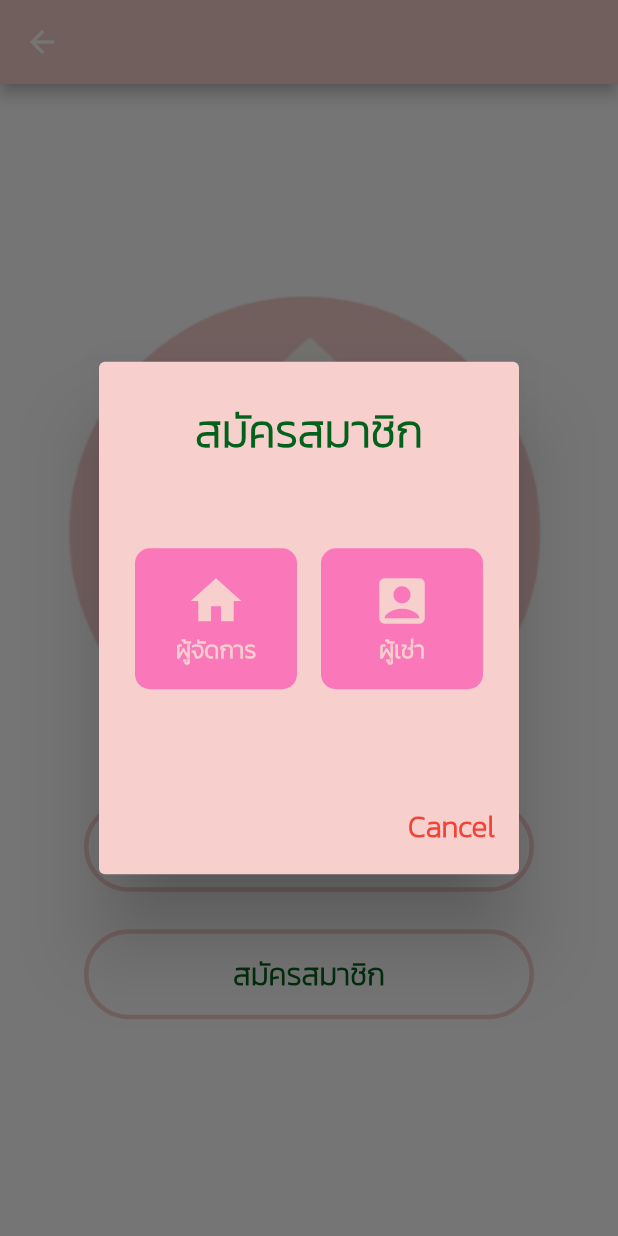
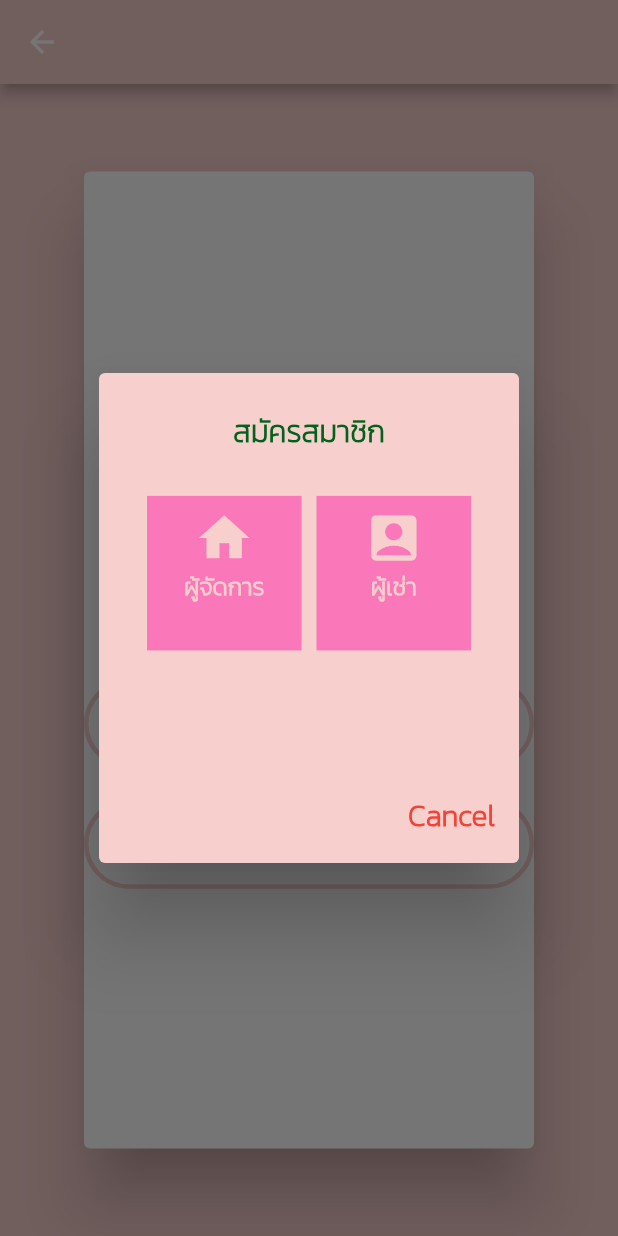
Before and after one commit to pathaphi43/Project2-Front-End, a Flutter app: the PreLogin screen opened by its route, after a tap on "สมัครสมาชิก", on a phone screen of 412 x 824 dp. Run offline on Flutter 3.47's test engine with Material 2 defaults, Android fonts, the phone set to English and light mode, and no system bars; our stand-ins replace anim_search_bar, buttons_tabbar, carousel_slider, file_picker, flutter_datetime_picker, flutter_easyloading and 9 more; missing offline and left inert: bloc_provider, condition, dart:ffi, flutter_thailand_provinces, map_pin_picker; accounts and stored records are empty; network calls fail; statements that could not run were skipped.

Commit message:
edit prelogin

```diff
--- a/lib/pages/prelogin.dart
+++ b/lib/pages/prelogin.dart
@@ -12,19 +12,37 @@ class PreLogin extends StatefulWidget {
 class _PreLoginState extends State<PreLogin> {
   @override
   Widget build(BuildContext context) {
+    final mqHeight = MediaQuery.of(context).size.height;
+
     return Scaffold(
       appBar: AppBar(
         backgroundColor: Color.fromRGBO(247, 207, 205, 1),
       ),
       body: Container(
-        decoration: new BoxDecoration(color: Colors.white),
+        decoration: new BoxDecoration(
+          color: Color.fromRGBO(247, 207, 205, 1.0),
+        ),
         child: Center(
           child: SingleChildScrollView(
+            child: Container(
+                height: mqHeight * 0.8,
+                child: Card(
+                  elevation: 20,
+                  child: Column(
+                    mainAxisAlignment: MainAxisAlignment.center,
+                    children: [
+                      Image.asset(
+                        'img/biglogo.png',
+                        width: 300,
+                        height: 150,
+                      ),
+                      SizedBox(
+                        height: 20,
+                      ),
+                      Container(
                         child: Column(
                           children: [
-                Image.asset('img/biglogo.png'),
-                new Padding(
-                  child: new FlatButton(
+                            FlatButton(
                               minWidth: 300.0,
                               height: 60.0,
                               onPressed: () {
@@ -44,130 +62,156 @@ class _PreLoginState extends State<PreLogin> {
                                       width: 3.0,
                                       color: Color.fromRGBO(247, 207, 205, 1))),
                             ),
-                  padding: const EdgeInsets.all(20.0),
+                            SizedBox(
+                              height: 20,
                             ),
-                new Padding(
-                  child: new FlatButton(
+                            FlatButton(
                               minWidth: 300.0,
                               height: 60.0,
-                    onPressed: () => showDialog(context: context,
-                        builder: (BuildContext context) => AlertDialog(
-                          backgroundColor: Color.fromRGBO(247, 207, 205, 1.0),
-                          title:  Center(
-                            child: Text("สมัครสมาชิก",
+                              onPressed: () => showDialog(
+                                  context: context,
+                                  builder: (BuildContext context) =>
+                                      AlertDialog(
+                                        backgroundColor:
+                                            Color.fromRGBO(247, 207, 205, 1.0),
+                                        title: Center(
+                                          child: Text(
+                                            "สมัครสมาชิก",
                                             style: TextStyle(
-                              color: Color.fromRGBO(2, 97, 26, 1),
-                              fontSize: 30,
+                                              color:
+                                                  Color.fromRGBO(2, 97, 26, 1),
+                                              fontSize: 20,
                                               fontWeight: FontWeight.bold,
                                               fontFamily: 'Kanit',
-                            ),),
                                             ),
-                          content:Container(
-                            height: MediaQuery.of(context).size.height *0.20,
+                                          ),
+                                        ),
+                                        content: Container(
+                                          alignment: Alignment.center,
+                                          height: MediaQuery.of(context)
+                                                  .size
+                                                  .height *
+                                              0.20,
+                                          width: MediaQuery.of(context)
+                                                  .size
+                                                  .width *
+                                              0.20,
+                                          child: GridView.count(
+                                              primary: false,
+                                              padding: const EdgeInsets.all(8),
+                                              crossAxisSpacing: 10,
+                                              mainAxisSpacing: 10,
+                                              crossAxisCount: 2,
+                                              children: [
+                                                GestureDetector(
+                                                  onTap: () => {
+                                                    Navigator.pushNamed(context,
+                                                        '/Regmanager-page',
+                                                        arguments: null)
+                                                  },
+                                                  child: Container(
+                                                    padding:
+                                                        const EdgeInsets.all(8),
+                                                    child: Container(
+                                                      alignment:
+                                                          Alignment.center,
                                                       child: Column(
-                              crossAxisAlignment: CrossAxisAlignment.center,
-                              mainAxisAlignment: MainAxisAlignment.center,
-                              children: <Widget>[
-                                Row(
-                                  mainAxisAlignment: MainAxisAlignment.spaceBetween,
                                                         children: [
-                                    TextButton(
-                                        child:   FlatButton(
-                                          onPressed: () => {
-                                            Navigator.pushNamed(context, '/Regmanager-page',arguments: null)
-                                          },
-                                          color: Color.fromRGBO(250, 120, 186, 1),
-                                          padding: EdgeInsets.all(5.0),
-                                          child: Column( // Replace with a Row for horizontal icon + text
-                                            children: <Widget>[
-                                              Icon(Icons.home,
-                                                color: Color.fromRGBO(247, 207, 205, 1.0),
+                                                          Icon(
+                                                            Icons.home,
+                                                            color:
+                                                                Color.fromRGBO(
+                                                                    247,
+                                                                    207,
+                                                                    205,
+                                                                    1.0),
                                                             size: 40,
                                                           ),
                                                           Text("ผู้จัดการ",
                                                               style: TextStyle(
-                                                    color: Color.fromRGBO(247, 207, 205, 1.0),
+                                                                color: Color
+                                                                    .fromRGBO(
+                                                                        247,
+                                                                        207,
+                                                                        205,
+                                                                        1.0),
                                                                 fontSize: 16,
-                                                    fontWeight: FontWeight.bold,
-                                                    fontFamily: 'Kanit',)
-                                              ),
+                                                                fontWeight:
+                                                                    FontWeight
+                                                                        .bold,
+                                                                fontFamily:
+                                                                    'Kanit',
+                                                              )),
                                                         ],
                                                       ),
                                                     ),
-                                        style: ButtonStyle(
-                                            padding: MaterialStateProperty.all<EdgeInsets>(
-                                                EdgeInsets.all(10)),
-                                            foregroundColor: MaterialStateProperty.all<Color>(
-                                                Color.fromRGBO(250, 120, 186, 1)),
-                                            backgroundColor: MaterialStateProperty.all<Color>(
-                                                Color.fromRGBO(250, 120, 186, 1)),
-                                            shape: MaterialStateProperty.all<
-                                                RoundedRectangleBorder>(
-                                              RoundedRectangleBorder(
-                                                borderRadius: BorderRadius.circular(10.0),
+                                                    color: Color.fromRGBO(
+                                                        250, 120, 186, 1),
                                                   ),
-                                            )
-                                        )
                                                 ),
-
-                                    TextButton(
-                                      child:   FlatButton(
-                                        onPressed: () => {
-                                          Navigator.pushNamed(context, '/Register-page',arguments: null)
+                                                GestureDetector(
+                                                  onTap: () => {
+                                                    Navigator.pushNamed(context,
+                                                        '/Register-page',
+                                                        arguments: null)
                                                   },
-                                        color: Color.fromRGBO(250, 120, 186, 1),
-                                        padding: EdgeInsets.all(5.0),
-                                        child: Column( // Replace with a Row for horizontal icon + text
-                                          children: <Widget>[
-                                            Icon(Icons.account_box,
-                                              color: Color.fromRGBO(247, 207, 205, 1.0),
+                                                  child: Container(
+                                                    padding:
+                                                        const EdgeInsets.all(8),
+                                                    child: Container(
+                                                      alignment:
+                                                          Alignment.center,
+                                                      child: Column(
+                                                        children: [
+                                                          Icon(
+                                                            Icons.account_box,
+                                                            color:
+                                                                Color.fromRGBO(
+                                                                    247,
+                                                                    207,
+                                                                    205,
+                                                                    1.0),
                                                             size: 40,
                                                           ),
                                                           Text("ผู้เช่า",
                                                               style: TextStyle(
-                                                  color: Color.fromRGBO(247, 207, 205, 1.0),
+                                                                color: Color
+                                                                    .fromRGBO(
+                                                                        247,
+                                                                        207,
+                                                                        205,
+                                                                        1.0),
                                                                 fontSize: 16,
-                                                  fontWeight: FontWeight.bold,
-                                                  fontFamily: 'Kanit',)
-                                            ),
+                                                                fontWeight:
+                                                                    FontWeight
+                                                                        .bold,
+                                                                fontFamily:
+                                                                    'Kanit',
+                                                              )),
                                                         ],
                                                       ),
                                                     ),
-                                        style: ButtonStyle(
-                                            padding: MaterialStateProperty.all<EdgeInsets>(
-                                                EdgeInsets.all(10)),
-                                            foregroundColor: MaterialStateProperty.all<Color>(
-                                                Color.fromRGBO(250, 120, 186, 1)),
-                                            backgroundColor: MaterialStateProperty.all<Color>(
-                                                Color.fromRGBO(250, 120, 186, 1)),
-                                            shape: MaterialStateProperty.all<
-                                                RoundedRectangleBorder>(
-                                              RoundedRectangleBorder(
-                                                borderRadius: BorderRadius.circular(10.0),
-                                              ),
+                                                    color: Color.fromRGBO(
+                                                        250, 120, 186, 1),
                                                   ),
                                                 )
-                                    ),
-                                   ],
-                                  ),
-
-                              ],
-                            ),
+                                              ]),
                                         ),
                                         actions: [
-                            TextButton(onPressed:  () => Navigator.pop(context, 'Cancel'),
-                                child: const Text('Cancel', style: TextStyle(
+                                          TextButton(
+                                              onPressed: () => Navigator.pop(
+                                                  context, 'Cancel'),
+                                              child: const Text(
+                                                'Cancel',
+                                                style: TextStyle(
                                                   color: Colors.red,
                                                   fontSize: 20,
                                                   fontWeight: FontWeight.bold,
                                                   fontFamily: 'Kanit',
-                            ),))
+                                                ),
+                                              ))
                                         ],
-                        )
-                    )
-
-
-                    ,
+                                      )),
                               child: Text(
                                 "สมัครสมาชิก",
                                 style: TextStyle(
@@ -182,10 +226,15 @@ class _PreLoginState extends State<PreLogin> {
                                       width: 3.0,
                                       color: Color.fromRGBO(247, 207, 205, 1))),
                             ),
-                  padding: const EdgeInsets.all(5.0),
-                ),
+                            SizedBox(
+                              height: 5,
+                            )
                           ],
                         ),
+                      )
+                    ],
+                  ),
+                )),
           ),
         ),
       ),
```
Lines whose indentation alone changed are shown as unchanged.
